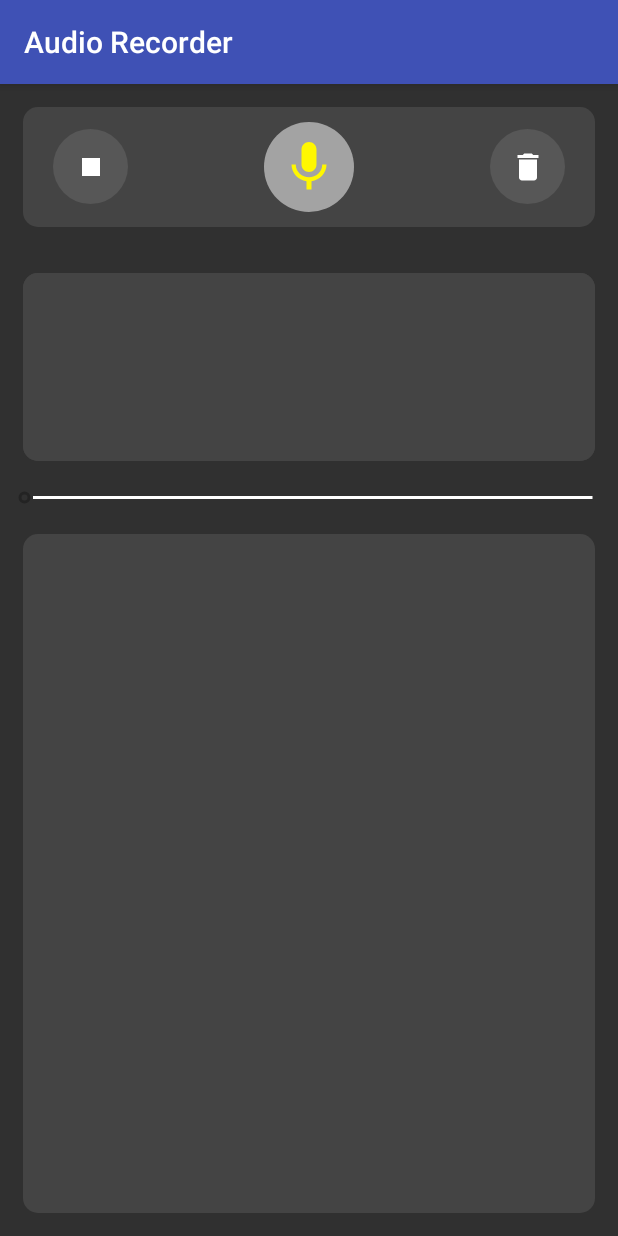
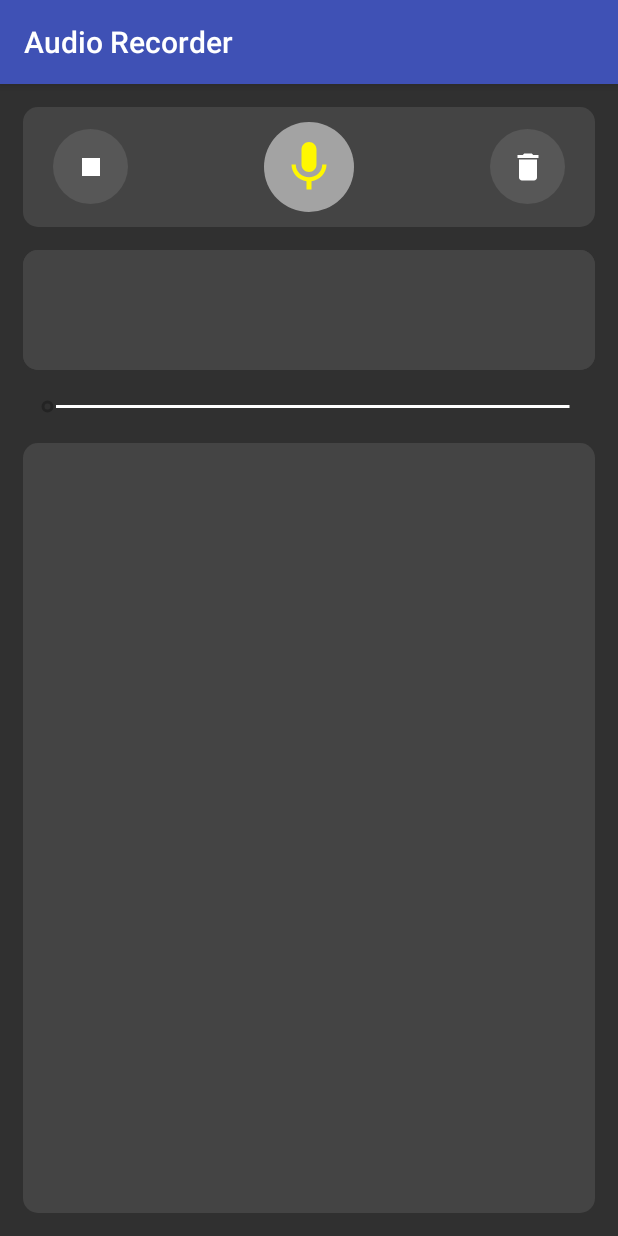
Before and after one commit to vivekweb2014/audio-recorder, an Android app: the fragment VisualizerFragment placed in its activity, on a phone screen of 412 x 824 dp. Run offline under Robolectric (Android 15) with nearby library versions, the phone set to English and light mode, and no system bars; 2 statements that could not run were skipped.

Commit message:
Move dimensions and strings to respective xmls

```diff
--- a/app/src/main/java/com/wirehall/audiorecorder/visualizer/Utils.java
+++ b/app/src/main/java/com/wirehall/audiorecorder/visualizer/Utils.java
@@ -30,29 +30,29 @@ public final class Utils {
         List<BaseVisualizerView> visualizers = new ArrayList<>();
 
         BarVisualizerView barVisualizerView = new BarVisualizerView(context);
-        barVisualizerView.setColor(ContextCompat.getColor(context, R.color.visualizerColor));
+        barVisualizerView.setColor(ContextCompat.getColor(context, R.color.color_visualizer_view));
         barVisualizerView.setDensity(100);
         visualizers.add(barVisualizerView);
 
         CircleBarVisualizerView circleBarVisualizerView = new CircleBarVisualizerView(context);
-        circleBarVisualizerView.setColor(ContextCompat.getColor(context, R.color.visualizerColor));
+        circleBarVisualizerView.setColor(ContextCompat.getColor(context, R.color.color_visualizer_view));
         visualizers.add(circleBarVisualizerView);
 
         CircleVisualizerView circleVisualizerView = new CircleVisualizerView(context);
-        circleVisualizerView.setColor(ContextCompat.getColor(context, R.color.visualizerColor));
+        circleVisualizerView.setColor(ContextCompat.getColor(context, R.color.color_visualizer_view));
         visualizers.add(circleVisualizerView);
 
         LineBarVisualizerView lineBarVisualizerView = new LineBarVisualizerView(context);
-        lineBarVisualizerView.setColor(ContextCompat.getColor(context, R.color.visualizerColor));
+        lineBarVisualizerView.setColor(ContextCompat.getColor(context, R.color.color_visualizer_view));
         lineBarVisualizerView.setDensity(100);
         visualizers.add(lineBarVisualizerView);
 
         LineVisualizerView lineVisualizerView = new LineVisualizerView(context);
-        lineVisualizerView.setColor(ContextCompat.getColor(context, R.color.visualizerColor));
+        lineVisualizerView.setColor(ContextCompat.getColor(context, R.color.color_visualizer_view));
         visualizers.add(lineVisualizerView);
 
         BlazingColorVisualizerView blazingColorVisualizerView = new BlazingColorVisualizerView(context);
-        blazingColorVisualizerView.setColor(ContextCompat.getColor(context, R.color.visualizerColor));
+        blazingColorVisualizerView.setColor(ContextCompat.getColor(context, R.color.color_visualizer_view));
         visualizers.add(blazingColorVisualizerView);
 
         return visualizers;
--- a/app/src/main/res/drawable/seekbar_progress.xml
+++ b/app/src/main/res/drawable/seek_bar_progress.xml
@@ -3,16 +3,16 @@
     <item android:id="@android:id/background">
         <shape android:shape="line">
             <stroke
-                android:width="@dimen/seekbarLineWidth"
-                android:color="@color/seekbarLineColor" />
+                android:width="@dimen/width_seek_bar_line"
+                android:color="@color/color_seek_bar_line" />
         </shape>
     </item>
     <item android:id="@android:id/progress">
         <clip>
             <shape android:shape="line">
                 <stroke
-                    android:width="@dimen/seekbarLineWidth"
-                    android:color="@color/seekbarLineProgressColor" />
+                    android:width="@dimen/width_seek_bar_line"
+                    android:color="@color/color_seek_bar_line_progress" />
             </shape>
         </clip>
     </item>
--- a/app/src/main/res/drawable/view_segment.xml
+++ b/app/src/main/res/drawable/view_segment.xml
@@ -3,7 +3,7 @@
     android:shape="rectangle">
 
     <!-- view background color -->
-    <solid android:color="@color/visualizerBackgroundColor"></solid>
+    <solid android:color="@color/color_visualizer_bg"></solid>
 
     <!-- view border color and width -->
     <!--
--- a/app/src/main/res/layout/file_list_fragment.xml
+++ b/app/src/main/res/layout/file_list_fragment.xml
@@ -7,7 +7,5 @@
     <android.support.v7.widget.RecyclerView xmlns:android="http://schemas.android.com/apk/res/android"
         android:id="@+id/recycler_view"
         android:layout_width="match_parent"
-        android:layout_height="wrap_content"
-        android:cacheColorHint="#00000000"
-        android:smoothScrollbar="true" />
+        android:layout_height="wrap_content" />
 </LinearLayout>
--- a/app/src/main/res/layout/main_activity.xml
+++ b/app/src/main/res/layout/main_activity.xml
@@ -3,55 +3,57 @@
     xmlns:tools="http://schemas.android.com/tools"
     android:layout_width="match_parent"
     android:layout_height="match_parent"
-    android:background="@color/appBackgroundColor"
+    android:background="@color/color_app_bg"
     android:orientation="vertical"
+    android:padding="@dimen/padding_main_container"
     tools:context=".MainActivity">
 
     <RelativeLayout
+        android:id="@+id/recorder_container"
         android:layout_width="match_parent"
-        android:layout_height="80dp"
-        android:layout_margin="15dp"
+        android:layout_height="@dimen/height_recorder_container"
+        android:layout_marginBottom="@dimen/margin_sub_container"
         android:background="@drawable/view_segment"
         android:orientation="horizontal">
 
         <ImageButton
             android:id="@+id/ib_stop"
-            android:layout_width="50dp"
-            android:layout_height="50dp"
+            android:layout_width="@dimen/size_recorder_secondary_button"
+            android:layout_height="@dimen/size_recorder_secondary_button"
             android:layout_alignParentLeft="true"
             android:layout_alignParentStart="true"
             android:layout_centerVertical="true"
-            android:layout_marginLeft="20dp"
-            android:layout_marginStart="20dp"
+            android:layout_marginLeft="@dimen/margin_recorder_secondary_button"
+            android:layout_marginStart="@dimen/margin_recorder_secondary_button"
             android:background="@drawable/round_button"
-            android:contentDescription="Stop Recording"
+            android:contentDescription="@string/button_stop_description"
             android:onClick="stopBtnClicked"
             android:src="@drawable/ic_stop_black_24dp" />
 
 
         <ImageButton
             android:id="@+id/ib_record"
-            android:layout_width="60dp"
-            android:layout_height="60dp"
+            android:layout_width="@dimen/size_recorder_primary_button"
+            android:layout_height="@dimen/size_recorder_primary_button"
             android:layout_centerHorizontal="true"
             android:layout_centerVertical="true"
             android:background="@drawable/round_button"
-            android:contentDescription="Start/Pause Recording"
+            android:contentDescription="@string/button_record_description"
             android:onClick="recordPauseBtnClicked"
             android:src="@drawable/ic_mic_black_24dp" />
 
 
         <ImageButton
             android:id="@+id/ib_delete"
-            android:layout_width="50dp"
-            android:layout_height="50dp"
+            android:layout_width="@dimen/size_recorder_secondary_button"
+            android:layout_height="@dimen/size_recorder_secondary_button"
             android:layout_alignParentEnd="true"
             android:layout_alignParentRight="true"
             android:layout_centerVertical="true"
-            android:layout_marginEnd="20dp"
-            android:layout_marginRight="20dp"
+            android:layout_marginEnd="@dimen/margin_recorder_secondary_button"
+            android:layout_marginRight="@dimen/margin_recorder_secondary_button"
             android:background="@drawable/round_button"
-            android:contentDescription="Delete Recording"
+            android:contentDescription="@string/button_delete_description"
             android:onClick="deleteBtnClicked"
             android:src="@drawable/ic_delete_black_24dp" />
 
@@ -60,15 +62,15 @@
     <FrameLayout
         android:id="@+id/vis_timer_container"
         android:layout_width="match_parent"
-        android:layout_height="125dp"
-        android:layout_margin="15dp"
+        android:layout_height="@dimen/height_vis_and_timer_container"
+        android:layout_marginBottom="@dimen/margin_sub_container"
         android:background="@drawable/view_segment"
         android:orientation="vertical">
 
         <FrameLayout
             android:id="@+id/visualizer_fragment_container"
             android:layout_width="match_parent"
-            android:layout_height="125dp"
+            android:layout_height="match_parent"
             android:background="@drawable/view_segment"
             android:orientation="vertical" />
 
@@ -78,20 +80,20 @@
             android:layout_height="wrap_content"
             android:layout_gravity="top|center"
             android:gravity="center"
-            android:textColor="@color/filenameTextColor" />
+            android:textColor="@color/color_text_timer" />
     </FrameLayout>
 
     <SeekBar
         android:id="@+id/sb_mp_seek_bar"
         android:layout_width="match_parent"
         android:layout_height="wrap_content"
-        android:progressDrawable="@drawable/seekbar_progress" />
+        android:layout_marginBottom="@dimen/margin_sub_container"
+        android:progressDrawable="@drawable/seek_bar_progress" />
 
     <FrameLayout
         android:id="@+id/list_fragment_container"
         android:layout_width="match_parent"
         android:layout_height="match_parent"
-        android:layout_margin="15dp"
         android:background="@drawable/view_segment"
         android:orientation="vertical" />
 
--- a/app/src/main/res/values/colors.xml
+++ b/app/src/main/res/values/colors.xml
@@ -4,11 +4,11 @@
     <color name="colorPrimaryDark">#303F9F</color>
     <color name="colorAccent">#FF0000</color>
 
-    <color name="appBackgroundColor">#303030</color>
-    <color name="filenameTextColor">#FFFFFF</color>
-    <color name="timerTextColor">#FFFFFF</color>
-    <color name="visualizerColor">#FFFFFF</color>
-    <color name="visualizerBackgroundColor">#444444</color>
-    <color name="seekbarLineProgressColor">@color/colorAccent</color>
-    <color name="seekbarLineColor">#FFFFFF</color>
+    <color name="color_app_bg">#303030</color>
+    <color name="color_text_filename">#FFFFFF</color>
+    <color name="color_text_timer">#FFFFFF</color>
+    <color name="color_visualizer_view">#FFFFFF</color>
+    <color name="color_visualizer_bg">#444444</color>
+    <color name="color_seek_bar_line_progress">@color/colorAccent</color>
+    <color name="color_seek_bar_line">#FFFFFF</color>
 </resources>
--- a/app/src/main/res/values/dimens.xml
+++ b/app/src/main/res/values/dimens.xml
@@ -1,6 +1,13 @@
 <?xml version="1.0" encoding="utf-8"?>
 <resources>
-    <dimen name="seekbarLineWidth">2dp</dimen>
-    <dimen name="file_row_footer_text_size">12sp</dimen>
-    <dimen name="file_row_header_text_size">25sp</dimen>
+    <dimen name="width_seek_bar_line">2dp</dimen>
+    <dimen name="size_text_file_row_footer">10sp</dimen>
+    <dimen name="size_text_file_row_header">15sp</dimen>
+    <dimen name="padding_main_container">15dp</dimen>
+    <dimen name="margin_sub_container">15dp</dimen>
+    <dimen name="height_recorder_container">80dp</dimen>
+    <dimen name="height_vis_and_timer_container">80dp</dimen>
+    <dimen name="size_recorder_secondary_button">50dp</dimen>
+    <dimen name="size_recorder_primary_button">60dp</dimen>
+    <dimen name="margin_recorder_secondary_button">20dp</dimen>
 </resources>
```
Also changed, not shown: app/src/main/res/layout/file_row_layout.xml (+8 -8 lines), app/src/main/res/values/strings.xml (+3 -20 lines).
